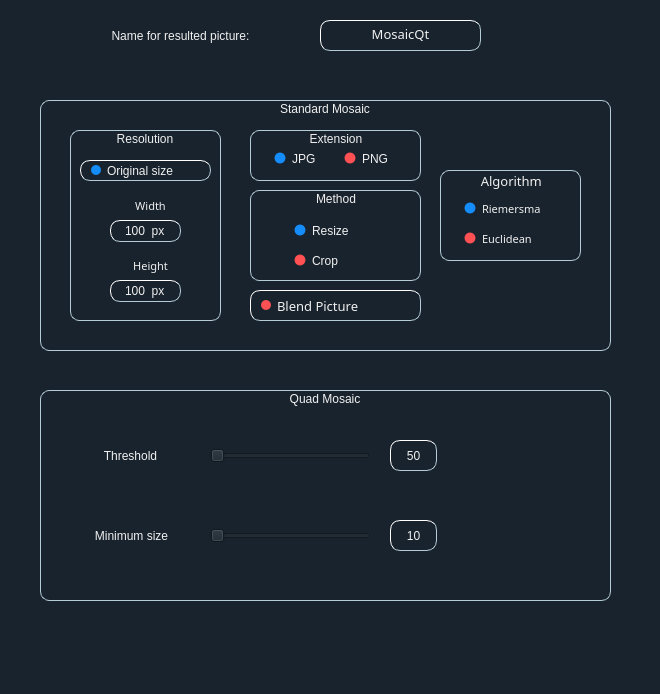
The window that MosaicQt/MosaicQt/settings.ui (adriancalavie/Mosaic-plus-plus) describes before a commit, drawn with Qt 5.
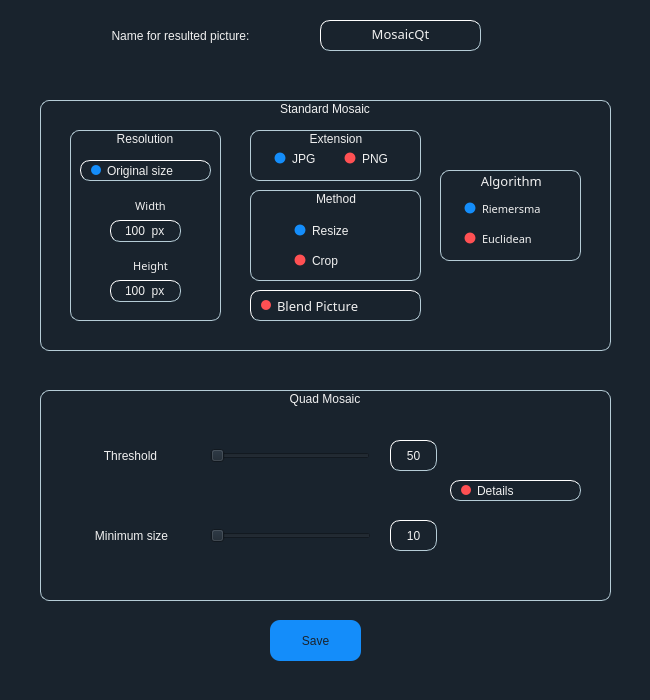
The same window after the commit. Icons and pictures are not drawn.

```diff
--- a/MosaicQt/MosaicQt/settings.ui
+++ b/MosaicQt/MosaicQt/settings.ui
@@ -6,10 +6,22 @@
    <rect>
     <x>0</x>
     <y>0</y>
-    <width>660</width>
-    <height>694</height>
+    <width>650</width>
+    <height>700</height>
    </rect>
   </property>
+  <property name="minimumSize">
+   <size>
+    <width>650</width>
+    <height>700</height>
+   </size>
+  </property>
+  <property name="maximumSize">
+   <size>
+    <width>650</width>
+    <height>700</height>
+   </size>
+  </property>
   <property name="windowTitle">
    <string>Settings</string>
   </property>
@@ -1121,6 +1133,232 @@
       <set>Qt::AlignCenter</set>
      </property>
     </widget>
+    <widget class="QCheckBox" name="checkBoxDetailsQuad">
+     <property name="geometry">
+      <rect>
+       <x>410</x>
+       <y>90</y>
+       <width>131</width>
+       <height>21</height>
+      </rect>
+     </property>
+     <property name="sizePolicy">
+      <sizepolicy hsizetype="Minimum" vsizetype="Fixed">
+       <horstretch>0</horstretch>
+       <verstretch>0</verstretch>
+      </sizepolicy>
+     </property>
+     <property name="palette">
+      <palette>
+       <active>
+        <colorrole role="WindowText">
+         <brush brushstyle="SolidPattern">
+          <color alpha="255">
+           <red>240</red>
+           <green>240</green>
+           <blue>240</blue>
+          </color>
+         </brush>
+        </colorrole>
+        <colorrole role="Button">
+         <brush brushstyle="SolidPattern">
+          <color alpha="255">
+           <red>217</red>
+           <green>223</green>
+           <blue>223</blue>
+          </color>
+         </brush>
+        </colorrole>
+        <colorrole role="Text">
+         <brush brushstyle="SolidPattern">
+          <color alpha="255">
+           <red>240</red>
+           <green>240</green>
+           <blue>240</blue>
+          </color>
+         </brush>
+        </colorrole>
+        <colorrole role="ButtonText">
+         <brush brushstyle="SolidPattern">
+          <color alpha="255">
+           <red>240</red>
+           <green>240</green>
+           <blue>240</blue>
+          </color>
+         </brush>
+        </colorrole>
+        <colorrole role="PlaceholderText">
+         <brush brushstyle="NoBrush">
+          <color alpha="128">
+           <red>240</red>
+           <green>240</green>
+           <blue>240</blue>
+          </color>
+         </brush>
+        </colorrole>
+       </active>
+       <inactive>
+        <colorrole role="WindowText">
+         <brush brushstyle="SolidPattern">
+          <color alpha="255">
+           <red>240</red>
+           <green>240</green>
+           <blue>240</blue>
+          </color>
+         </brush>
+        </colorrole>
+        <colorrole role="Button">
+         <brush brushstyle="SolidPattern">
+          <color alpha="255">
+           <red>217</red>
+           <green>223</green>
+           <blue>223</blue>
+          </color>
+         </brush>
+        </colorrole>
+        <colorrole role="Text">
+         <brush brushstyle="SolidPattern">
+          <color alpha="255">
+           <red>240</red>
+           <green>240</green>
+           <blue>240</blue>
+          </color>
+         </brush>
+        </colorrole>
+        <colorrole role="ButtonText">
+         <brush brushstyle="SolidPattern">
+          <color alpha="255">
+           <red>240</red>
+           <green>240</green>
+           <blue>240</blue>
+          </color>
+         </brush>
+        </colorrole>
+        <colorrole role="PlaceholderText">
+         <brush brushstyle="NoBrush">
+          <color alpha="128">
+           <red>240</red>
+           <green>240</green>
+           <blue>240</blue>
+          </color>
+         </brush>
+        </colorrole>
+       </inactive>
+       <disabled>
+        <colorrole role="WindowText">
+         <brush brushstyle="SolidPattern">
+          <color alpha="255">
+           <red>240</red>
+           <green>240</green>
+           <blue>240</blue>
+          </color>
+         </brush>
+        </colorrole>
+        <colorrole role="Button">
+         <brush brushstyle="SolidPattern">
+          <color alpha="255">
+           <red>217</red>
+           <green>223</green>
+           <blue>223</blue>
+          </color>
+         </brush>
+        </colorrole>
+        <colorrole role="Text">
+         <brush brushstyle="SolidPattern">
+          <color alpha="255">
+           <red>240</red>
+           <green>240</green>
+           <blue>240</blue>
+          </color>
+         </brush>
+        </colorrole>
+        <colorrole role="ButtonText">
+         <brush brushstyle="SolidPattern">
+          <color alpha="255">
+           <red>240</red>
+           <green>240</green>
+           <blue>240</blue>
+          </color>
+         </brush>
+        </colorrole>
+        <colorrole role="PlaceholderText">
+         <brush brushstyle="NoBrush">
+          <color alpha="128">
+           <red>240</red>
+           <green>240</green>
+           <blue>240</blue>
+          </color>
+         </brush>
+        </colorrole>
+       </disabled>
+      </palette>
+     </property>
+     <property name="cursor">
+      <cursorShape>PointingHandCursor</cursorShape>
+     </property>
+     <property name="toolTip">
+      <string>&lt;html&gt;&lt;head/&gt;&lt;body&gt;&lt;p&gt;&lt;span style=&quot; font-size:12pt;&quot;&gt;Make quad image with details.&lt;/span&gt;&lt;/p&gt;&lt;/body&gt;&lt;/html&gt;</string>
+     </property>
+     <property name="styleSheet">
+      <string notr="true">QCheckBox {
+border-style: outset;
+border-width: 1px;
+border-color: rgb(181, 204, 214);
+font: 10pt  &quot;Century Gothic&quot;;
+border-radius: 10px;
+background:none;
+}
+
+QCheckBox::indicator {
+	left:10px;
+    width: 10px;
+    height: 10px;
+	background:none;
+	border-radius:5px;
+}
+
+QCheckBox::indicator:unchecked {
+    background: rgb(255, 80, 83);
+}
+
+QCheckBox::indicator:checked {
+     background: #148dfa;
+}</string>
+     </property>
+     <property name="text">
+      <string>Details</string>
+     </property>
+     <property name="checked">
+      <bool>false</bool>
+     </property>
+    </widget>
+   </widget>
+   <widget class="QPushButton" name="buttonSave">
+    <property name="geometry">
+     <rect>
+      <x>270</x>
+      <y>620</y>
+      <width>91</width>
+      <height>41</height>
+     </rect>
+    </property>
+    <property name="cursor">
+     <cursorShape>PointingHandCursor</cursorShape>
+    </property>
+    <property name="toolTip">
+     <string/>
+    </property>
+    <property name="styleSheet">
+     <string notr="true">QPushButton{
+border-radius: 10px;;
+font: 14pt  &quot;Century Gothic&quot;;
+color:#19232D;
+background:#148dfa;
+}</string>
+    </property>
+    <property name="text">
+     <string>Save</string>
+    </property>
    </widget>
   </widget>
   <widget class="QMenuBar" name="menubar">
```
Left out of the diff: 2 changed lines with no effect on the pictures.
